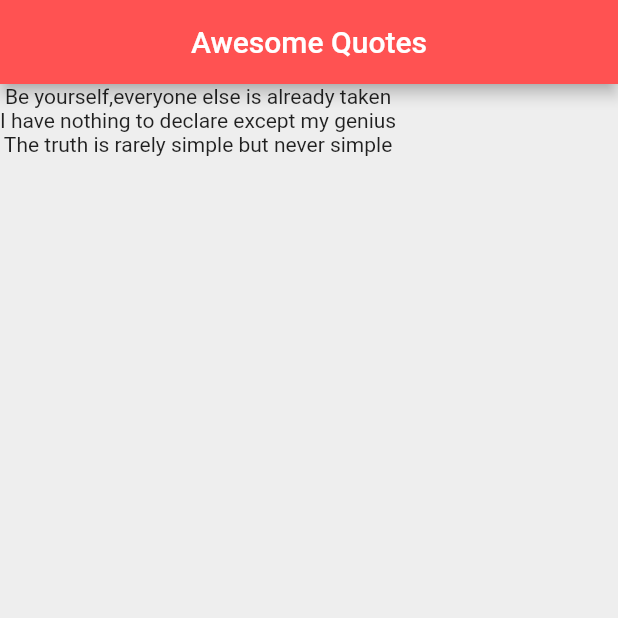
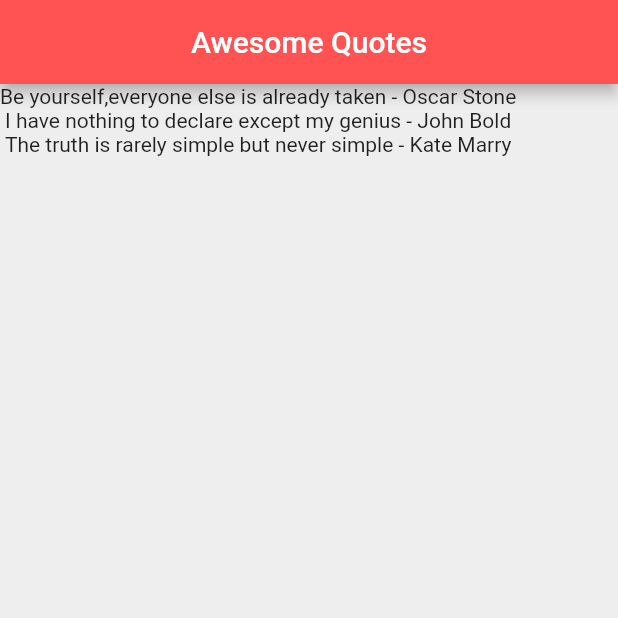
Before and after one commit to Jean-Aime-2023/Flutter-basics, a Flutter app: the screen it shows after launch, on a phone screen of 412 x 824 dp, the top half of it. Run offline on Flutter 3.47's test engine with Material 2 defaults, Android fonts, the phone set to English and light mode, and no system bars.

Commit message:
custom classes

```diff
--- a/lib/main.dart
+++ b/lib/main.dart
@@ -1,4 +1,5 @@
 import 'package:flutter/material.dart';
+import 'qoute.dart';
 
 void main() {
   runApp(MaterialApp(
@@ -15,10 +16,10 @@ class QuoteList extends StatefulWidget {
 
 class _QuoteListState extends State<QuoteList> {
 
-  List<String> quotes = [
-    'Be yourself,everyone else is already taken',
-    'I have nothing to declare except my genius',
-    'The truth is rarely simple but never simple'
+  List<Quote> quotes = [
+    Quote(author : 'Oscar Stone' , text: 'Be yourself,everyone else is already taken'),
+    Quote(author : 'John Bold' , text: 'I have nothing to declare except my genius'),
+    Quote(author : 'Kate Marry' , text: 'The truth is rarely simple but never simple'),
   ];
 
   @override
@@ -31,7 +32,7 @@ class _QuoteListState extends State<QuoteList> {
         backgroundColor: Colors.redAccent,
       ),
       body: Column(
-        children: quotes.map((quote) => Text(quote)).toList(),
+        children: quotes.map((quote) => Text('${quote.text} - ${quote.author}')).toList(),
       ),
     );
   }
--- /dev/null
+++ b/lib/qoute.dart
@@ -0,0 +1,9 @@
+class Quote {
+  String text;
+  String author;
+
+  Quote({
+    required this.text,  // Add 'required' for non-nullable
+    required this.author,  // Add 'required' for non-nullable
+  });
+}
```
